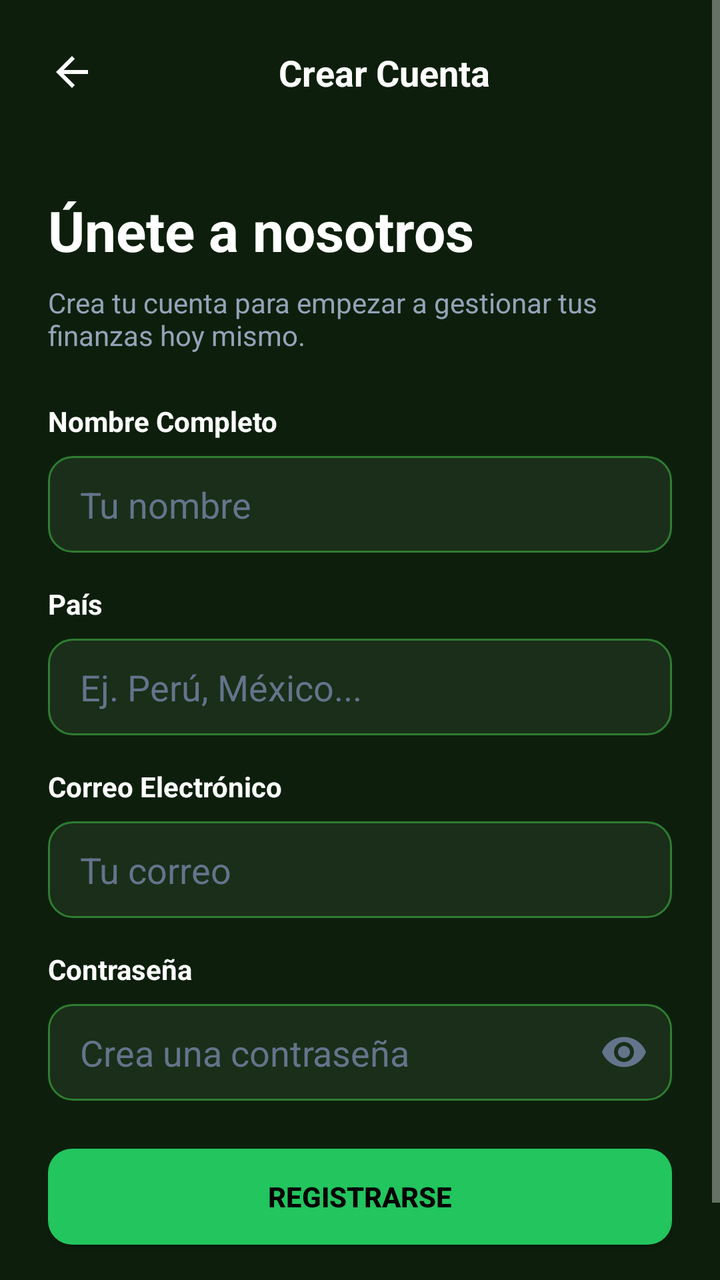
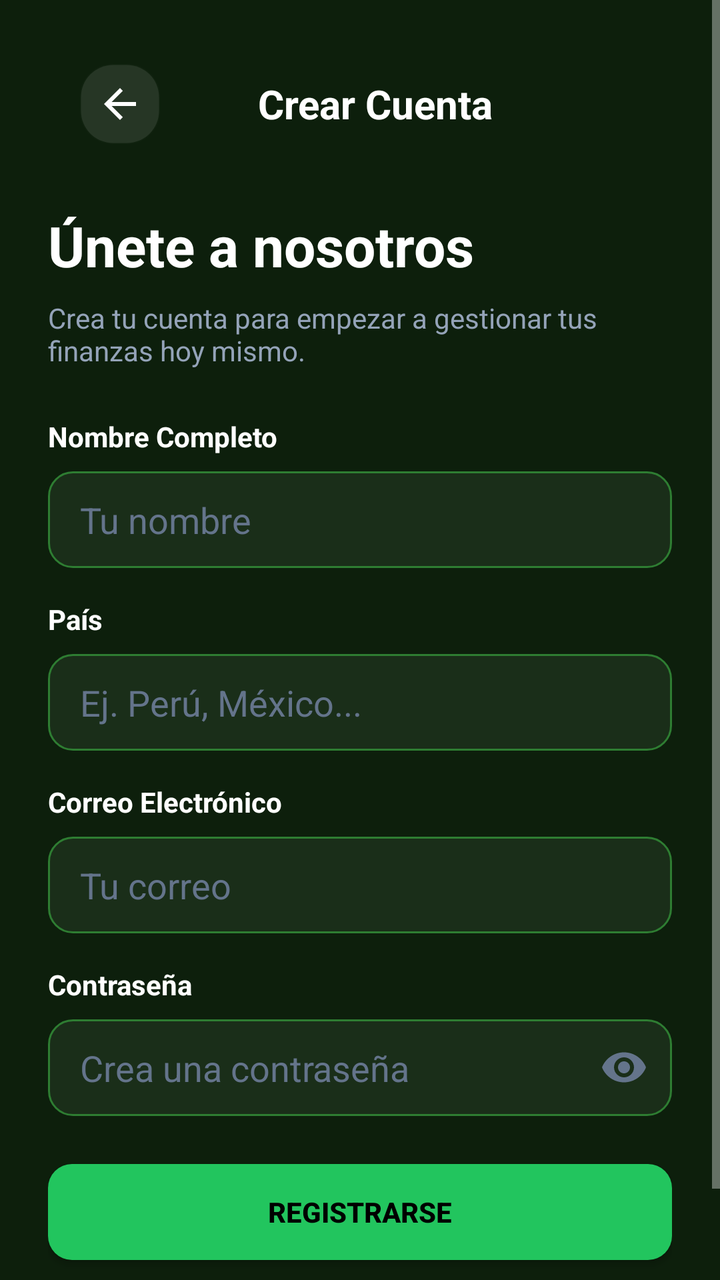

The first picture is an Android layout as it rendered before a commit; the second is the same layout after the commit. The layout source and the unified diff follow.
<!-- AndroidManifest.xml: activity theme Theme.AppCompat.NoActionBar -->
<!-- res/layout/activity_register.xml -->
<?xml version="1.0" encoding="utf-8"?>

<ScrollView xmlns:android="http://schemas.android.com/apk/res/android"
    xmlns:app="http://schemas.android.com/apk/res-auto"
    xmlns:tools="http://schemas.android.com/tools"
    android:layout_width="match_parent"
    android:layout_height="match_parent"
    android:background="@color/bg_dark"
    android:fillViewport="true">

    <LinearLayout
        android:layout_width="match_parent"
        android:layout_height="wrap_content"
        android:orientation="vertical"
        android:padding="24dp">

        
        <LinearLayout
            android:layout_width="match_parent"
            android:layout_height="wrap_content"
            android:gravity="center_vertical"
            android:orientation="horizontal"
            android:paddingBottom="24dp">

            <ImageView
                android:id="@+id/imgAtras"
                android:layout_width="24dp"
                android:layout_height="24dp"
                android:src="@drawable/ic_arrow_back_24"
                app:tint="@color/white"
                tools:ignore="ContentDescription"
                android:clickable="true"
                android:focusable="true"/>

            <TextView
                android:layout_width="match_parent"
                android:layout_height="wrap_content"
                android:gravity="center"
                android:text="Crear Cuenta"
                android:textColor="@color/white"
                android:textSize="18sp"
                android:textStyle="bold" />
        </LinearLayout>

        <TextView
            android:layout_width="wrap_content"
            android:layout_height="wrap_content"
            android:layout_marginTop="24dp"
            android:text="Únete a nosotros"
            android:textColor="@color/white"
            android:textSize="28sp"
            android:textStyle="bold" />

        <TextView
            android:layout_width="wrap_content"
            android:layout_height="wrap_content"
            android:layout_marginTop="8dp"
            android:layout_marginBottom="24dp"
            android:text="Crea tu cuenta para empezar a gestionar tus finanzas hoy mismo."
            android:textColor="#94A3B8"
            android:textSize="14sp" />

        <TextView
            android:layout_width="wrap_content"
            android:layout_height="wrap_content"
            android:layout_marginBottom="8dp"
            android:text="Nombre Completo"
            android:textColor="@color/white"
            android:textStyle="bold" />

        <EditText
            android:id="@+id/edtNombre"
            android:layout_width="match_parent"
            android:layout_height="wrap_content"
            android:layout_marginBottom="16dp"
            android:background="@drawable/rounded_edittext"
            android:hint="Tu nombre"
            android:inputType="textPersonName"
            android:textColor="@color/white"
            android:textColorHint="#64748B" />

        <TextView
            android:layout_width="wrap_content"
            android:layout_height="wrap_content"
            android:layout_marginBottom="8dp"
            android:text="País"
            android:textColor="@color/white"
            android:textStyle="bold" />

        <EditText
            android:id="@+id/edtPais"
            android:layout_width="match_parent"
            android:layout_height="wrap_content"
            android:layout_marginBottom="16dp"
            android:background="@drawable/rounded_edittext"
            android:hint="Ej. Perú, México..."
            android:inputType="text"
            android:textColor="@color/white"
            android:textColorHint="#64748B" />

        <TextView
            android:layout_width="wrap_content"
            android:layout_height="wrap_content"
            android:layout_marginBottom="8dp"
            android:text="Correo Electrónico"
            android:textColor="@color/white"
            android:textStyle="bold" />

        <EditText
            android:id="@+id/edtCorreoReg"
            android:layout_width="match_parent"
            android:layout_height="wrap_content"
            android:layout_marginBottom="16dp"
            android:background="@drawable/rounded_edittext"
            android:hint="Tu correo"
            android:inputType="textEmailAddress"
            android:textColor="@color/white"
            android:textColorHint="#64748B" />

        <TextView
            android:layout_width="wrap_content"
            android:layout_height="wrap_content"
            android:layout_marginBottom="8dp"
            android:text="Contraseña"
            android:textColor="@color/white"
            android:textStyle="bold" />

        <com.google.android.material.textfield.TextInputLayout
            android:id="@+id/tilClaveReg"
            android:layout_width="match_parent"
            android:layout_height="wrap_content"
            android:layout_marginBottom="24dp"
            app:endIconMode="password_toggle"
            app:endIconTint="#64748B"
            app:hintEnabled="false"
            app:boxBackgroundMode="none">

            <com.google.android.material.textfield.TextInputEditText
                android:id="@+id/edtClaveReg"
                android:layout_width="match_parent"
                android:layout_height="wrap_content"
                android:background="@drawable/rounded_edittext"
                android:hint="Crea una contraseña"
                android:inputType="textPassword"
                android:textColor="@color/white"
                android:textColorHint="#64748B" />
        </com.google.android.material.textfield.TextInputLayout>

        <Button
            android:id="@+id/btnRegistrar"
            android:layout_width="match_parent"
            android:layout_height="wrap_content"
            android:background="@drawable/btn_primary"
            android:text="Registrarse"
            android:textColor="@color/black"
            android:textStyle="bold"
            app:backgroundTint="@null" />
            
        <LinearLayout
            android:layout_width="match_parent"
            android:layout_height="wrap_content"
            android:orientation="horizontal"
            android:gravity="center"
            android:layout_marginTop="16dp">
            
            <TextView
                android:layout_width="wrap_content"
                android:layout_height="wrap_content"
                android:text="¿Ya tienes cuenta? "
                android:textColor="#94A3B8"/>
            
            <TextView
                android:id="@+id/txtLogin"
                android:layout_width="wrap_content"
                android:layout_height="wrap_content"
                android:text="Inicia sesión"
                android:textColor="@color/green_accent"
                android:textStyle="bold"/>
        </LinearLayout>

    </LinearLayout>
</ScrollView>
<!-- resources referenced by this layout -->
<resources>
  <color name="bg_dark">#0D1F0C</color>
  <color name="black">#FF000000</color>
  <color name="green_accent">#22C55E</color>
  <color name="white">#FFFFFFFF</color>
  <!-- drawable btn_primary (drawable) -->
  <?xml version="1.0" encoding="utf-8"?>
  
  <shape xmlns:android="http://schemas.android.com/apk/res/android">
      <solid android:color="#22C55E" /> 
      <corners android:radius="12dp" />
  </shape>
  <!-- drawable ic_arrow_back_24 (drawable) -->
  <vector xmlns:android="http://schemas.android.com/apk/res/android"
      android:width="24dp"
      android:height="24dp"
      android:viewportWidth="24.0"
      android:viewportHeight="24.0">
      <path
          android:fillColor="#FFFFFFFF"
          android:pathData="M20,11H7.83l5.59,-5.59L12,4l-8,8 8,8 1.41,-1.41L7.83,13H20v-2z"/>
  </vector>
  <!-- drawable rounded_edittext (drawable) -->
  <?xml version="1.0" encoding="utf-8"?>
  
  <shape xmlns:android="http://schemas.android.com/apk/res/android">
      <solid android:color="#1A2E19" /> 
      <corners android:radius="12dp" />
      <stroke
          android:width="1dp"
          android:color="#2E7D32" /> 
      <padding
          android:left="16dp"
          android:top="12dp"
          android:right="16dp"
          android:bottom="12dp" />
  </shape>
</resources>

<!-- the commit's change to res/layout/activity_register.xml (unified diff, before → after) -->
@@ -15,32 +15,40 @@
         android:padding="24dp">
 
         
-        <LinearLayout
+        <androidx.appcompat.widget.Toolbar
+            android:id="@+id/toolbarRegister"
             android:layout_width="match_parent"
-            android:layout_height="wrap_content"
-            android:gravity="center_vertical"
-            android:orientation="horizontal"
-            android:paddingBottom="24dp">
+            android:layout_height="?attr/actionBarSize"
+            android:background="@color/bg_dark"
+            android:elevation="0dp">
 
-            <ImageView
-                android:id="@+id/imgAtras"
-                android:layout_width="24dp"
-                android:layout_height="24dp"
-                android:src="@drawable/ic_arrow_back_24"
-                app:tint="@color/white"
-                tools:ignore="ContentDescription"
-                android:clickable="true"
-                android:focusable="true"/>
+            <RelativeLayout
+                android:layout_width="match_parent"
+                android:layout_height="match_parent"
+                android:paddingEnd="16dp">
 
-            <TextView
-                android:layout_width="match_parent"
-                android:layout_height="wrap_content"
-                android:gravity="center"
-                android:text="Crear Cuenta"
-                android:textColor="@color/white"
-                android:textSize="18sp"
-                android:textStyle="bold" />
-        </LinearLayout>
+                <ImageButton
+                    android:id="@+id/imgAtras"
+                    android:layout_width="40dp"
+                    android:layout_height="40dp"
+                    android:layout_centerVertical="true"
+                    android:background="@drawable/bg_stitch_card"
+                    android:backgroundTint="#1AFFFFFF"
+                    android:src="@drawable/ic_arrow_back"
+                    app:tint="@color/white"
+                    android:contentDescription="Volver" />
+
+                <TextView
+                    android:layout_width="wrap_content"
+                    android:layout_height="wrap_content"
+                    android:layout_centerInParent="true"
+                    android:text="Crear Cuenta"
+                    android:textColor="@color/white"
+                    android:textSize="20sp"
+                    android:textStyle="bold" />
+            </RelativeLayout>
+        </androidx.appcompat.widget.Toolbar>
+
 
         <TextView
             android:layout_width="wrap_content"
<!-- resource entries referenced after the edit -->
@@ -4,6 +4,13 @@
   <color name="black">#FF000000</color>
   <color name="green_accent">#22C55E</color>
   <color name="white">#FFFFFFFF</color>
+  <!-- drawable bg_stitch_card (drawable) -->
+  <?xml version="1.0" encoding="utf-8"?>
+  <shape xmlns:android="http://schemas.android.com/apk/res/android">
+      <solid android:color="#1A3A24" />
+      <corners android:radius="16dp" />
+      <stroke android:width="1dp" android:color="#1AFFFFFF" />
+  </shape>
   <!-- drawable btn_primary (drawable) -->
   <?xml version="1.0" encoding="utf-8"?>
   
@@ -11,15 +18,16 @@
       <solid android:color="#22C55E" /> 
       <corners android:radius="12dp" />
   </shape>
-  <!-- drawable ic_arrow_back_24 (drawable) -->
+  <!-- drawable ic_arrow_back (drawable) -->
+  <?xml version="1.0" encoding="utf-8"?>
   <vector xmlns:android="http://schemas.android.com/apk/res/android"
       android:width="24dp"
       android:height="24dp"
-      android:viewportWidth="24.0"
-      android:viewportHeight="24.0">
+      android:viewportWidth="24"
+      android:viewportHeight="24">
       <path
-          android:fillColor="#FFFFFFFF"
-          android:pathData="M20,11H7.83l5.59,-5.59L12,4l-8,8 8,8 1.41,-1.41L7.83,13H20v-2z"/>
+          android:fillColor="#FFFFFF"
+          android:pathData="M20,11H7.83l5.59-5.59L12,4l-8,8 8,8 1.41-1.41L7.83,13H20v-2z"/>
   </vector>
   <!-- drawable rounded_edittext (drawable) -->
   <?xml version="1.0" encoding="utf-8"?>
